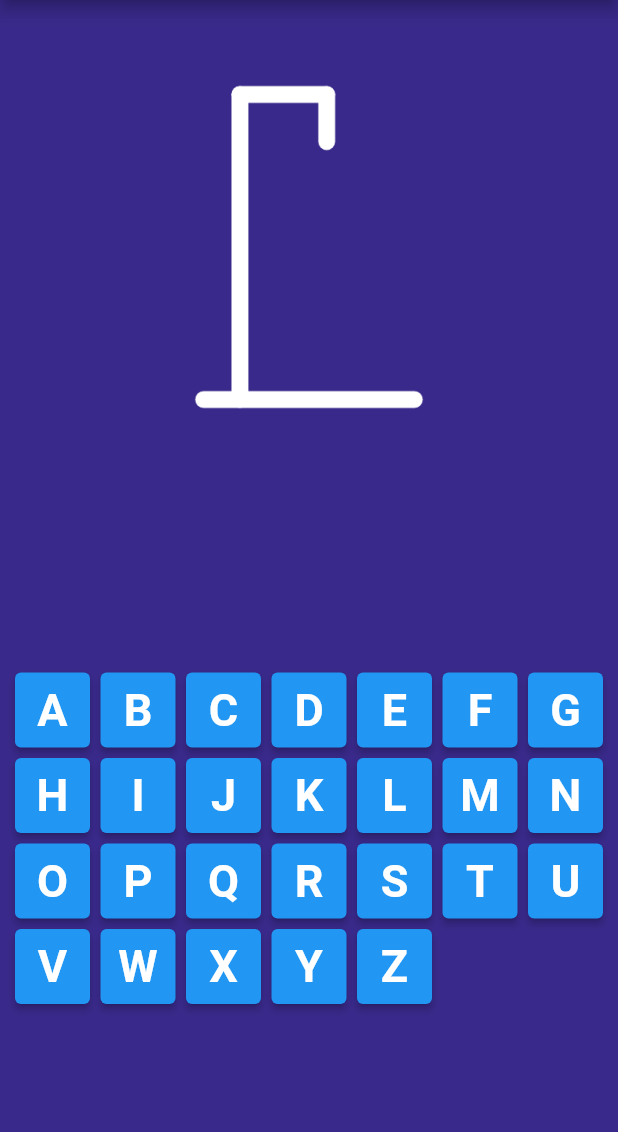
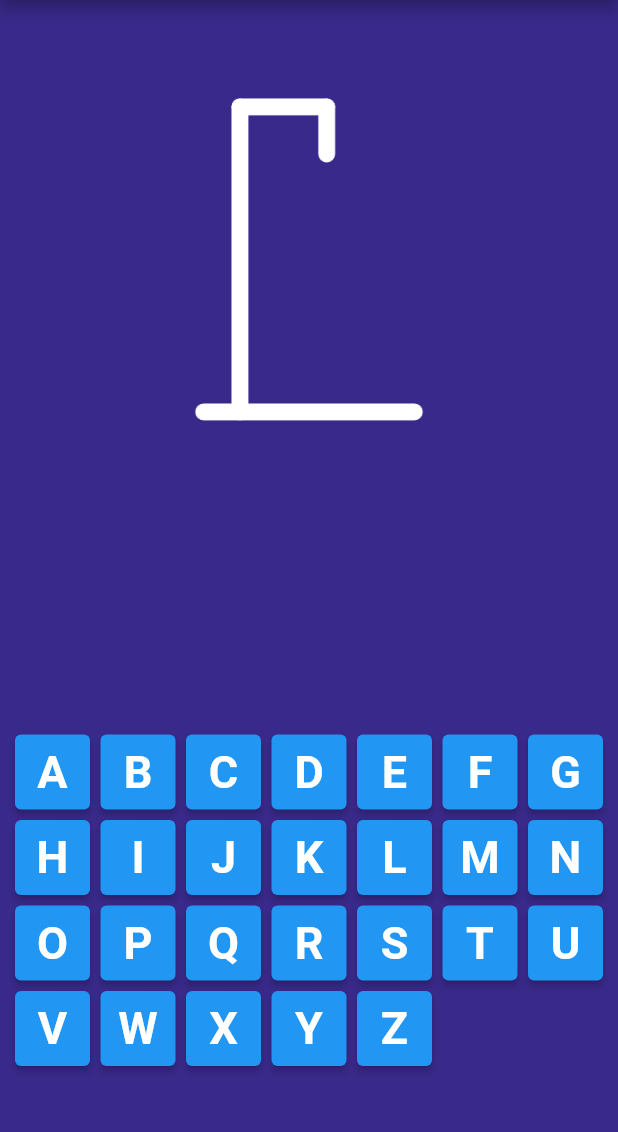
Before and after one commit to hozdemir1968/hangman, a Flutter app: the screen it shows after launch, after a tap on "Start", on a phone screen of 412 x 824 dp, the part 84-1216 px from its top. Run offline on Flutter 3.47's test engine with Material 2 defaults, Android fonts, the light colour scheme and no system bars; our stand-ins replace easy_localization, sqflite; missing offline and left inert: turkish; accounts and stored records are empty; statements that could not run were skipped; project files that could hold a hidden picture were left out.

Commit message:
20221227

```diff
--- a/lib/views/play_game_page.dart
+++ b/lib/views/play_game_page.dart
@@ -72,11 +72,11 @@ class _PlayGamePageState extends State<PlayGamePage> {
       appBar: AppBar(
         title: const Text("HangmaN"),
       ),
-      body: viewGamePage(context, alphabet),
+      body: viewPlayGamePage(context, alphabet),
     );
   }
 
-  Column viewGamePage(BuildContext context, List<String> alphabets) {
+  Column viewPlayGamePage(BuildContext context, List<String> alphabets) {
     final size = MediaQuery.of(context).size;
     return Column(
       mainAxisAlignment: MainAxisAlignment.spaceBetween,
@@ -98,7 +98,7 @@ class _PlayGamePageState extends State<PlayGamePage> {
         ),
         const SizedBox(height: 5),
         ConstrainedBox(
-          constraints: BoxConstraints(maxHeight: size.height * 0.6),
+          constraints: BoxConstraints(maxHeight: size.height * 0.65),
           child: FittedBox(
             fit: BoxFit.fitWidth,
             child: Row(
@@ -112,7 +112,7 @@ class _PlayGamePageState extends State<PlayGamePage> {
         const SizedBox(height: 5),
         SizedBox(
           width: double.infinity,
-          height: size.height * 0.4,
+          height: size.height * 0.35,
           child: isGameOver ? viewScore(context) : viewAlphabet(alphabet),
         )
       ],
--- a/pubspec.yaml
+++ b/pubspec.yaml
@@ -17,7 +17,7 @@ publish_to: 'none' # Remove this line if you wish to publish to pub.dev
 # https://developer.apple.com/library/archive/documentation/General/Reference/InfoPlistKeyReference/Articles/CoreFoundationKeys.html
 # In Windows, build-name is used as the major, minor, and patch parts
 # of the product and file versions while build-number is used as the build suffix.
-version: 1.1.2+4
+version: 1.2.0+5
 
 environment:
   sdk: '>=2.18.4 <3.0.0'
```
